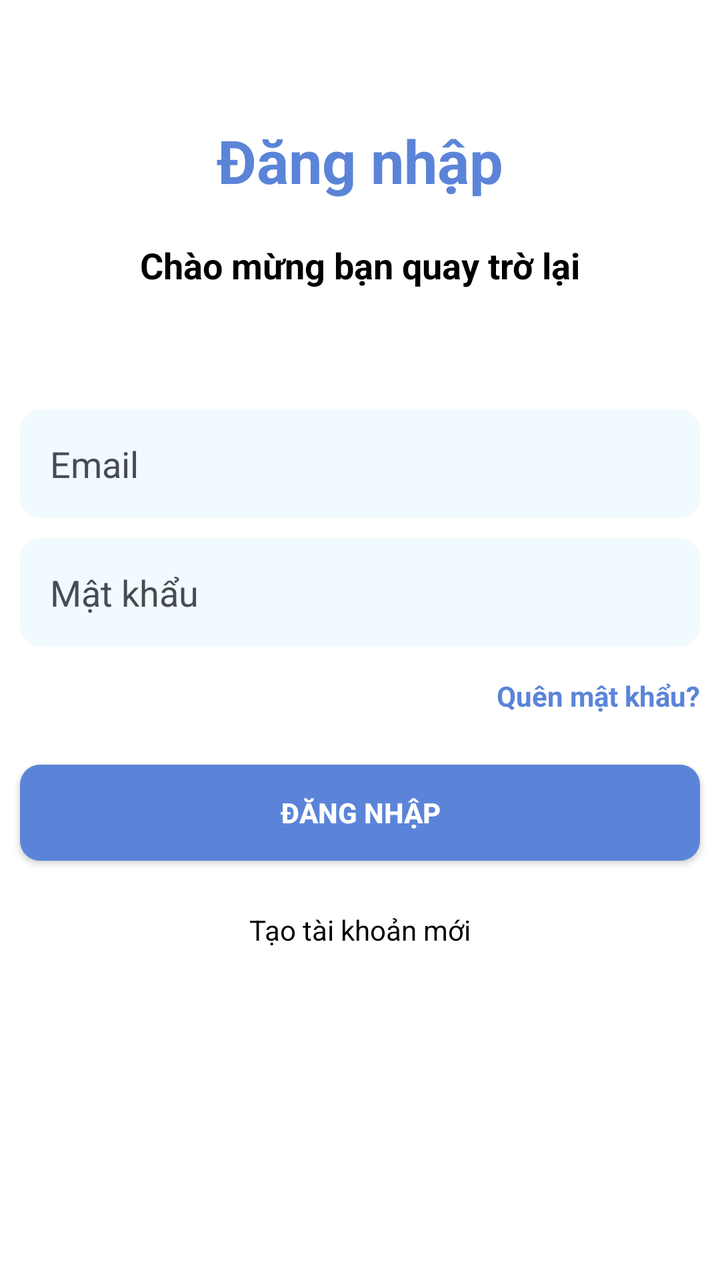
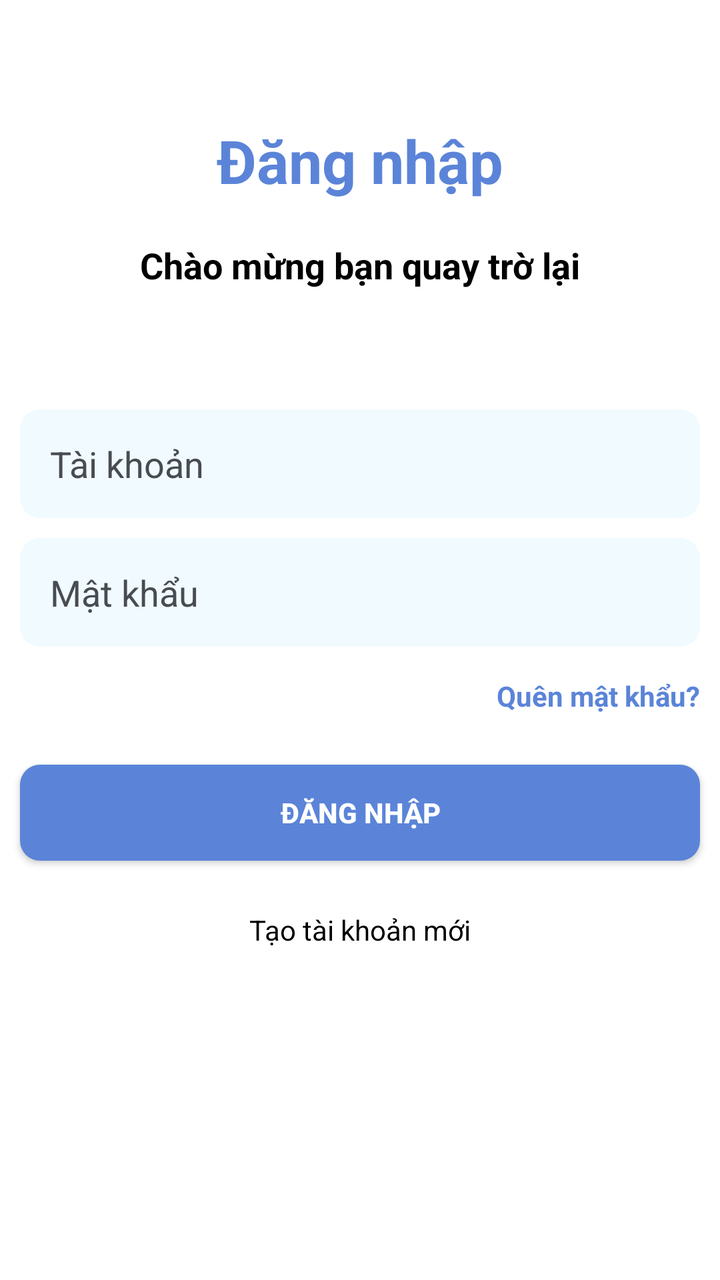

Compare the two renders of this Android layout. The source of the first and the diff that turns it into the second are given below.
<!-- AndroidManifest.xml: application theme Theme.NoStatusBar -->
<!-- res/layout/fragment_login.xml -->
<?xml version="1.0" encoding="utf-8"?>
<layout xmlns:android="http://schemas.android.com/apk/res/android"
    xmlns:app="http://schemas.android.com/apk/res-auto"
    xmlns:tools="http://schemas.android.com/tools">

    <androidx.core.widget.NestedScrollView
        android:layout_width="match_parent"
        android:layout_height="match_parent">


        <androidx.constraintlayout.widget.ConstraintLayout
            android:layout_width="match_parent"
            android:layout_height="wrap_content">

            <TextView
                android:id="@+id/tv_title"
                android:layout_width="wrap_content"
                android:layout_height="wrap_content"
                android:layout_marginTop="60dp"
                android:text="@string/login"
                android:textColor="@color/primary"
                android:textSize="30sp"
                android:textStyle="bold"
                app:layout_constraintEnd_toEndOf="parent"
                app:layout_constraintStart_toStartOf="parent"
                app:layout_constraintTop_toTopOf="parent" />

            <TextView
                android:id="@+id/tv_description"
                android:layout_width="wrap_content"
                android:layout_height="wrap_content"
                android:layout_marginTop="20dp"
                android:text="@string/login_des"
                android:textColor="@color/black"
                android:textSize="18sp"
                android:textStyle="bold"
                app:layout_constraintEnd_toEndOf="parent"
                app:layout_constraintStart_toStartOf="parent"
                app:layout_constraintTop_toBottomOf="@+id/tv_title" />

            <EditText
                android:id="@+id/tv_email"
                android:layout_width="match_parent"
                android:layout_height="wrap_content"
                android:layout_marginHorizontal="10dp"
                android:layout_marginTop="60dp"
                android:background="@drawable/bg_edt"
                android:ems="10"
                android:hint="@string/email"
                android:inputType="text"
                android:padding="15dp"
                android:textColor="@color/black"
                android:textColorHint="@color/secondary"
                app:layout_constraintEnd_toEndOf="parent"
                app:layout_constraintStart_toStartOf="parent"
                app:layout_constraintTop_toBottomOf="@+id/tv_description" />

            <EditText
                android:id="@+id/tv_pw"
                android:layout_width="match_parent"
                android:layout_height="wrap_content"
                android:layout_marginHorizontal="10dp"
                android:layout_marginTop="10dp"
                android:background="@drawable/bg_edt"
                android:ems="10"
                android:hint="@string/pw"
                android:inputType="text"
                android:padding="15dp"
                android:textColor="@color/black"
                android:textColorHint="@color/secondary"
                app:layout_constraintEnd_toEndOf="parent"
                app:layout_constraintStart_toStartOf="parent"
                app:layout_constraintTop_toBottomOf="@+id/tv_email" />

            <TextView
                android:id="@+id/tv_forget_pw"
                android:layout_width="wrap_content"
                android:layout_height="wrap_content"
                android:layout_marginTop="15dp"
                android:text="@string/forget_pw"
                android:textColor="@color/primary"
                android:textStyle="bold"
                app:layout_constraintEnd_toEndOf="@+id/tv_pw"
                app:layout_constraintTop_toBottomOf="@+id/tv_pw" />

            <Button
                android:id="@+id/btn_login"
                android:layout_width="match_parent"
                android:layout_height="wrap_content"
                android:layout_marginHorizontal="10dp"
                android:layout_marginTop="25dp"
                android:background="@drawable/bg_btn_login"
                android:text="@string/login"
                android:textColor="@color/white"
                android:textStyle="bold"
                app:layout_constraintEnd_toEndOf="parent"
                app:layout_constraintStart_toStartOf="parent"
                app:layout_constraintTop_toBottomOf="@+id/tv_forget_pw" />

            <TextView
                android:id="@+id/tv_sign_up"
                android:layout_width="wrap_content"
                android:layout_height="wrap_content"
                android:layout_marginTop="25dp"
                android:text="@string/create_new_account"
                android:textColor="@color/black"
                app:layout_constraintEnd_toEndOf="parent"
                app:layout_constraintStart_toStartOf="parent"
                app:layout_constraintTop_toBottomOf="@+id/btn_login" />
        </androidx.constraintlayout.widget.ConstraintLayout>
    </androidx.core.widget.NestedScrollView>
</layout>
<!-- resources referenced by this layout -->
<resources>
  <color name="black">#FF000000</color>
  <color name="primary">#5B84D8</color>
  <color name="secondary">#484C52</color>
  <color name="white">#FFFFFFFF</color>
  <!-- drawable bg_btn_login (drawable) -->
  <?xml version="1.0" encoding="utf-8"?>
  <shape xmlns:android="http://schemas.android.com/apk/res/android">
      <solid android:color="@color/primary" />
      <corners android:radius="10dp" />
  </shape>
  <!-- drawable bg_edt (drawable) -->
  <?xml version="1.0" encoding="utf-8"?>
  <shape xmlns:android="http://schemas.android.com/apk/res/android">
      <solid android:color="#F1FAFF" />
      <corners android:radius="10dp" />
  </shape>
  <string name="create_new_account">Tạo tài khoản mới</string>
  <string name="email">Email</string>
  <string name="forget_pw">Quên mật khẩu?</string>
  <string name="login">Đăng nhập</string>
  <string name="login_des">Chào mừng bạn quay trờ lại</string>
  <string name="pw">Mật khẩu</string>
  <style name="Theme.NoStatusBar" parent="Theme.AppCompat.Light.NoActionBar">
          <item name="android:windowFullscreen">false</item>
          <item name="android:statusBarColor">@color/white</item>
          <item name="android:windowLightStatusBar">true</item> 
          <item name="android:windowBackground">@color/white</item>
      </style>
</resources>

<!-- the commit's change to res/layout/fragment_login.xml (unified diff, before → after) -->
@@ -45,8 +45,7 @@
                 android:layout_marginHorizontal="10dp"
                 android:layout_marginTop="60dp"
                 android:background="@drawable/bg_edt"
-                android:ems="10"
-                android:hint="@string/email"
+                android:hint="@string/tk"
                 android:inputType="text"
                 android:padding="15dp"
                 android:textColor="@color/black"
@@ -62,9 +61,8 @@
                 android:layout_marginHorizontal="10dp"
                 android:layout_marginTop="10dp"
                 android:background="@drawable/bg_edt"
-                android:ems="10"
                 android:hint="@string/pw"
-                android:inputType="text"
+                android:inputType="textPassword"
                 android:padding="15dp"
                 android:textColor="@color/black"
                 android:textColorHint="@color/secondary"
<!-- resource entries referenced after the edit -->
@@ -17,11 +17,11 @@
       <corners android:radius="10dp" />
   </shape>
   <string name="create_new_account">Tạo tài khoản mới</string>
-  <string name="email">Email</string>
   <string name="forget_pw">Quên mật khẩu?</string>
   <string name="login">Đăng nhập</string>
   <string name="login_des">Chào mừng bạn quay trờ lại</string>
   <string name="pw">Mật khẩu</string>
+  <string name="tk">Tài khoản</string>
   <style name="Theme.NoStatusBar" parent="Theme.AppCompat.Light.NoActionBar">
           <item name="android:windowFullscreen">false</item>
           <item name="android:statusBarColor">@color/white</item>
